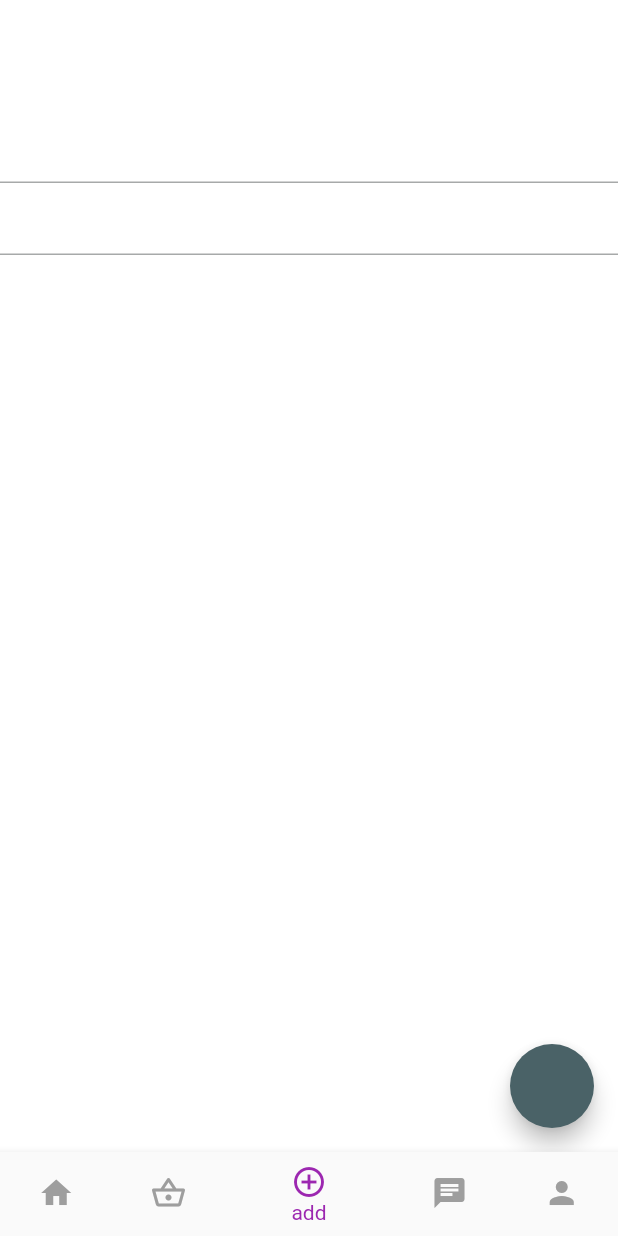
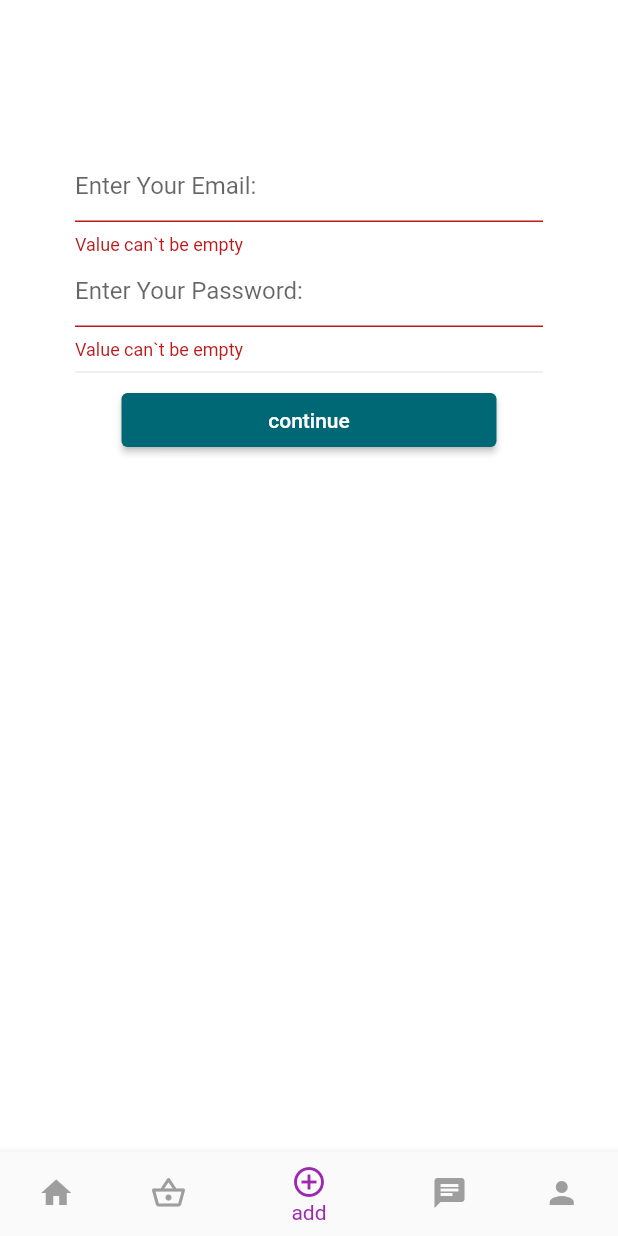
Before and after one commit to mm-zakaria/foodapp, a Flutter app: the screen it shows after launch, item 3 of the bottom bar chosen, on a phone screen of 412 x 824 dp. Run offline on Flutter 3.47's test engine with Material 3 defaults, Android fonts, the phone set to English and light mode, and no system bars.

```diff
--- a/food/analysis_options.yaml
+++ b/food/analysis_options.yaml
@@ -7,6 +7,9 @@
 
 # The following line activates a set of recommended lints for Flutter apps,
 # packages, and plugins designed to encourage good coding practices.
+analyzer:
+  errors:
+    depend_on_referenced_packages: ignore
 include: package:flutter_lints/flutter.yaml
 
 linter:
--- a/food/lib/pages/add.dart
+++ b/food/lib/pages/add.dart
@@ -1,33 +1,57 @@
 import 'package:flutter/material.dart';
 
 class Add extends StatelessWidget {
-  TextEditingController _controller = TextEditingController();
+  TextEditingController _emailcontroller = TextEditingController();
+  TextEditingController _passwordcontroller = TextEditingController();
+  final _formkey = GlobalKey<FormState>();
   @override
   Widget build(BuildContext context) {
     return Scaffold(
-      floatingActionButton: FloatingActionButton(onPressed: () {
-        print(_controller.text);
-        _controller.clear();
-      }),
-      body: Column(
+      body: Padding(
+        padding: const EdgeInsets.all(50.0),
+        child: Form(
+          key: _formkey,
+          autovalidateMode: AutovalidateMode.always,
+          child: Column(
             children: [
               SizedBox(
                 height: 50,
               ),
-          TextField(
-            controller: _controller,
-            decoration: InputDecoration(
-                prefix: IconButton(
-                    onPressed: () {}, icon: Icon(Icons.alarm_add_rounded)),
-                     suffix: IconButton(
-                    onPressed: () {}, icon: Icon(Icons.search)),
+              TextFormField(
+                controller: _emailcontroller,
+                decoration: InputDecoration(hintText: "Enter Your Email:"),
+                validator: (value) {
+                  if (value!.isEmpty) {
+                    return "Value can\`t be empty";
+                  } else if (value.length > 5) {
+                    return "can\`t be grather than five";
+                  }
+                },
+              ),
+              TextFormField(
+                controller: _passwordcontroller,
+                decoration: InputDecoration(hintText: "Enter Your Password:"),
+                validator: (value) {
+                  if (value!.isEmpty) {
+                    return "Value can\`t be empty";
+                  } else if (value.length < 6) {
+                    return "can\`t be less than six";
+                  }
+                },
+              ),
+              Divider(),
+              SizedBox(
+                  width: 250,
+                  child: ElevatedButton(
+                      onPressed: () {
+                        if (_formkey.currentState!.validate()) {
 
+                        }
+                      },
+                      child: Text("continue"))),
+            ],
           ),
-
         ),
-          TextFormField(),
-
-        ],
       ),
     );
   }
--- a/food/lib/pages/home.dart
+++ b/food/lib/pages/home.dart
@@ -57,7 +57,7 @@ class Home extends StatelessWidget {
                                   fontWeight: FontWeight.w600,
                                   color: Colors.white),
                             ),
-                            //Image.asset('assets/photo.png'),
+                           // Image.asset('assets/photo.png'),
                           ],
                         ),
                       ),
```
Also changed, not shown: food/pubspec.yaml (+6 -2 lines). Lines whose indentation alone changed are shown as unchanged.
